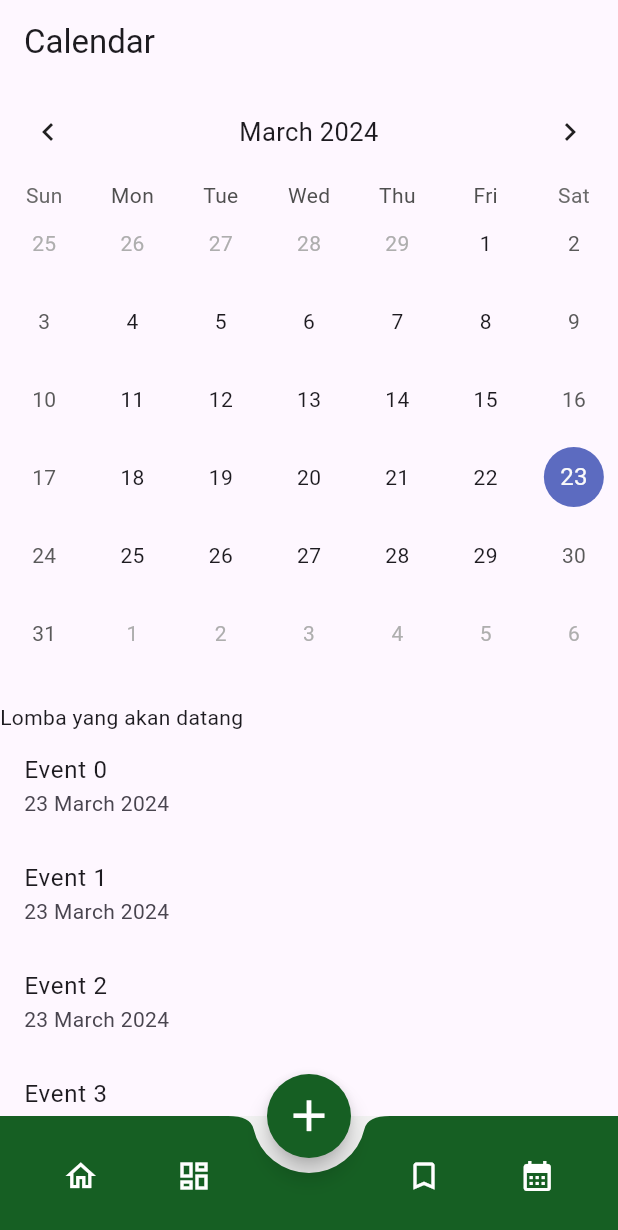
After one commit to rchronicler/prestasiku, a Flutter app: the screen it shows once a user with an empty profile is signed in, after a tap on the "calendar month" icon, on a phone screen of 412 x 824 dp. The commit adds this screen. Shown: the top 1230 px of the screen. Run offline on Flutter 3.47's test engine with Material 3 defaults, Android fonts, the phone set to English and light mode, and no system bars; drawn by our look-alikes of table_calendar; our stand-ins replace cloud_firestore, firebase_auth, firebase_core, firebase_storage, flutter_carousel_widget, flutter_riverpod and 5 more; accounts and stored records are empty; generated files the repository leaves out were written again; network calls fail.

Commit message:
feat: add calendar scratch

```diff
--- a/lib/main.dart
+++ b/lib/main.dart
@@ -41,6 +41,12 @@ void registerErrorHandlers() {
         backgroundColor: Colors.red,
         title: const Text('An error occured'),
       ),
+      body: Center(
+        child: Text(
+          'Error: ${details.exceptionAsString()}',
+          style: const TextStyle(color: Colors.red),
+        ),
+      )
     );
   };
 }
--- a/lib/src/app_routers.dart
+++ b/lib/src/app_routers.dart
@@ -1,5 +1,6 @@
 import 'package:flutter/material.dart';
 import 'package:go_router/go_router.dart';
+import 'package:prestasiku/src/features/calendar/presentations/calendar_screen.dart';
 import 'package:riverpod_annotation/riverpod_annotation.dart';
 
 import 'features/authentication/presentation/signup_screen.dart';
@@ -100,13 +101,18 @@ GoRouter appRouter(AppRouterRef ref) {
                 notchMargin: 10.0,
                 child: Row(
                   mainAxisAlignment: MainAxisAlignment.spaceAround,
-                  children:  [
+                  children: [
                     IconButton(
-                      icon: Icon(Icons.home_outlined, color: Colors.white),
-                      onPressed: () {
-                        GoRouter.of(context).go('/home');
-                      }
-                    ),
+                        icon: GoRouter.of(context)
+                                    .routeInformationProvider
+                                    .value
+                                    .uri.toString() ==
+                                '/home'
+                            ? Icon(Icons.home, color: Colors.white)
+                            : Icon(Icons.home_outlined, color: Colors.white),
+                        onPressed: () {
+                          GoRouter.of(context).go('/home');
+                        }),
                     IconButton(
                       icon: Icon(Icons.dashboard_outlined, color: Colors.white),
                       onPressed: null,
@@ -118,9 +124,17 @@ GoRouter appRouter(AppRouterRef ref) {
                       onPressed: null,
                     ),
                     IconButton(
-                      icon: Icon(Icons.calendar_month_outlined,
-                          color: Colors.white),
-                      onPressed: null,
+                      icon: GoRouter.of(context)
+                                  .routeInformationProvider
+                                  .value
+                                  .uri.toString() ==
+                              '/calendar'
+                          ? Icon(Icons.calendar_month, color: Colors.white)
+                          : Icon(Icons.calendar_month_outlined,
+                              color: Colors.white),
+                      onPressed: () {
+                        GoRouter.of(context).go('/calendar');
+                      },
                     )
                   ],
                 ),
@@ -143,8 +157,11 @@ GoRouter appRouter(AppRouterRef ref) {
                 builder: (context, state) {
                   final docId = state.pathParameters['docId'];
                   return DetailScreen(docId: '$docId');
-                }
-            ),
+                }),
+            GoRoute(
+              path: '/calendar',
+              builder: (context, state) => CalendarScreen(),
+            )
           ]),
     ],
   );
--- a/lib/src/features/authentication/providers/auth_provider.dart
+++ b/lib/src/features/authentication/providers/auth_provider.dart
@@ -20,3 +20,8 @@ AuthRepository authRepository(AuthRepositoryRef ref) {
 Stream<User?> authStateChanges(AuthStateChangesRef ref) {
   return ref.watch(authRepositoryProvider).authStateChanges();
 }
+
+@riverpod
+User? currentUser(CurrentUserRef ref) {
+  return ref.watch(authRepositoryProvider).currentUser;
+}
--- /dev/null
+++ b/lib/src/features/calendar/presentations/calendar_screen.dart
@@ -0,0 +1,53 @@
+import 'package:flutter/material.dart';
+import 'package:flutter_riverpod/flutter_riverpod.dart';
+import 'package:intl/intl.dart';
+import 'package:table_calendar/table_calendar.dart';
+
+// provider today
+final todayProvider = StateProvider<DateTime>((ref) {
+  return DateTime.now();
+});
+
+class CalendarScreen extends ConsumerWidget {
+  @override
+  Widget build(BuildContext context, WidgetRef ref) {
+    final today = ref.watch(todayProvider);
+    return Scaffold(
+      appBar: AppBar(
+        title: Text('Calendar'),
+      ),
+      body: Column(crossAxisAlignment: CrossAxisAlignment.start, children: [
+        TableCalendar(
+          headerStyle: HeaderStyle(
+            formatButtonVisible: false,
+            titleCentered: true,
+          ),
+          availableGestures: AvailableGestures.all,
+          selectedDayPredicate: (day) {
+            return isSameDay(day, today);
+          },
+          firstDay: DateTime.utc(2010, 10, 16),
+          lastDay: DateTime.utc(2030, 3, 14),
+          focusedDay: today,
+          onDaySelected: (selectedDay, focusedDay) {
+            ref.read(todayProvider.notifier).state = selectedDay;
+          },
+        ),
+        const SizedBox(height: 20),
+        Text("Lomba yang akan datang"),
+        Expanded(
+          child: ListView.builder(
+            shrinkWrap: true,
+            itemCount: 10,
+            itemBuilder: (context, index) {
+              return ListTile(
+                title: Text('Event $index'),
+                subtitle: Text(DateFormat('dd MMMM yyyy').format(today)),
+              );
+            },
+          ),
+        ),
+      ]),
+    );
+  }
+}
--- a/lib/src/features/home/presentation/home_screen.dart
+++ b/lib/src/features/home/presentation/home_screen.dart
@@ -15,7 +15,7 @@ class HomeScreen extends ConsumerWidget {
   Widget build(BuildContext context, WidgetRef ref) {
     final competitions = ref.watch(competitionProvider);
     final carousels = ref.watch(carouselBannerProvider);
-    final auth = ref.watch(authStateChangesProvider);
+    final user = ref.watch(currentUserProvider);
 
     return Scaffold(
       backgroundColor: Color(0XFFF1F1F1),
@@ -48,8 +48,7 @@ class HomeScreen extends ConsumerWidget {
                   ),
                 ),
                 Text(
-                  // Firebase user
-                  auth.value!.displayName ?? 'Pengguna',
+                  user?.displayName ?? 'Pengguna',
                   style: TextStyle(
                     color: Colors.white,
                     fontSize: 20.0,
--- a/pubspec.yaml
+++ b/pubspec.yaml
@@ -31,11 +31,13 @@ dependencies:
   go_router: ^13.2.1
 
   # Localization
-  intl: ^0.18.1
-
+  intl: ^0.19.0
 
   # Image picker
   image_picker: ^1.0.7
+
+  # Calendar support
+  table_calendar: ^3.1.0
 
 dev_dependencies:
   flutter_test:
```
Also changed, not shown: lib/src/app_routers.g.dart, lib/src/features/authentication/providers/auth_provider.g.dart, pubspec.lock.
